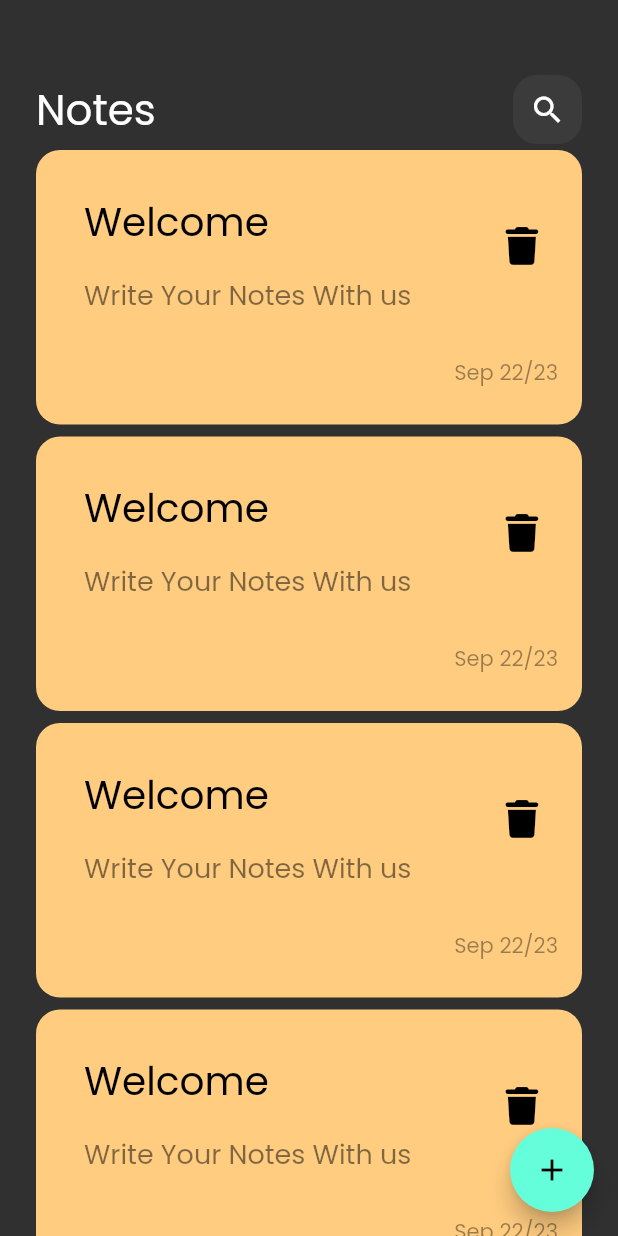
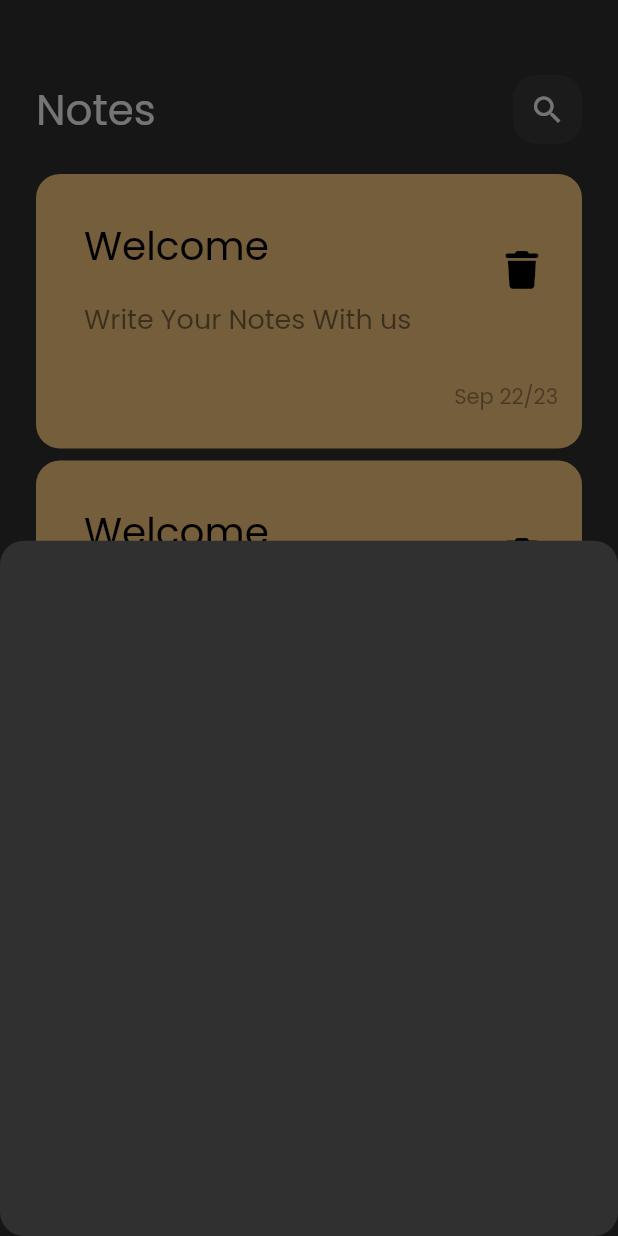
Before and after one commit to abdelrahmankareem/Notes_app, a Flutter app: the screen it shows after launch, after a tap on the "add" icon, on a phone screen of 412 x 824 dp. Run offline on Flutter 3.47's test engine with Material 2 defaults, Android fonts, the phone set to English and light mode, and no system bars; our stand-ins replace font_awesome_flutter.

Commit message:
add border radius to bottom sheet

```diff
--- a/lib/Views/Widgets/notes_list_view.dart
+++ b/lib/Views/Widgets/notes_list_view.dart
@@ -6,13 +6,17 @@ class NotesListView extends StatelessWidget {
 
   @override
   Widget build(BuildContext context) {
-    return ListView.builder(
+    return Padding(
+      padding: const EdgeInsets.symmetric(vertical: 16),
+      child: ListView.builder(
+        padding: EdgeInsets.zero,
         itemBuilder: (BuildContext context, int index) {
           return const Padding(
             padding: EdgeInsets.symmetric(vertical: 4),
             child: NoteItem(),
           );
         },
+      ),
     );
   }
 }
--- /dev/null
+++ b/lib/Views/add_note_bottom_sheet.dart
@@ -0,0 +1,10 @@
+import 'package:flutter/material.dart';
+
+class AddNoteBottomSheet extends StatelessWidget {
+  const AddNoteBottomSheet({super.key});
+
+  @override
+  Widget build(BuildContext context) {
+    return Container();
+  }
+}
--- a/lib/Views/notes_view.dart
+++ b/lib/Views/notes_view.dart
@@ -1,5 +1,6 @@
 import 'package:flutter/material.dart';
 import 'package:notes/Views/Widgets/note_view_body.dart';
+import 'package:notes/Views/add_note_bottom_sheet.dart';
 
 class NotesView extends StatelessWidget {
   const NotesView({super.key});
@@ -8,7 +9,15 @@ class NotesView extends StatelessWidget {
   Widget build(BuildContext context) {
     return Scaffold(
       floatingActionButton: FloatingActionButton(
-        onPressed: () {},
+        onPressed: () {
+          showModalBottomSheet(
+              shape: RoundedRectangleBorder(
+                  borderRadius: BorderRadius.circular(16)),
+              context: context,
+              builder: (context) {
+                return AddNoteBottomSheet();
+              });
+        },
         child: const Icon(Icons.add),
       ),
       body: const NotesViewBody(),
```
Lines whose indentation alone changed are shown as unchanged.
